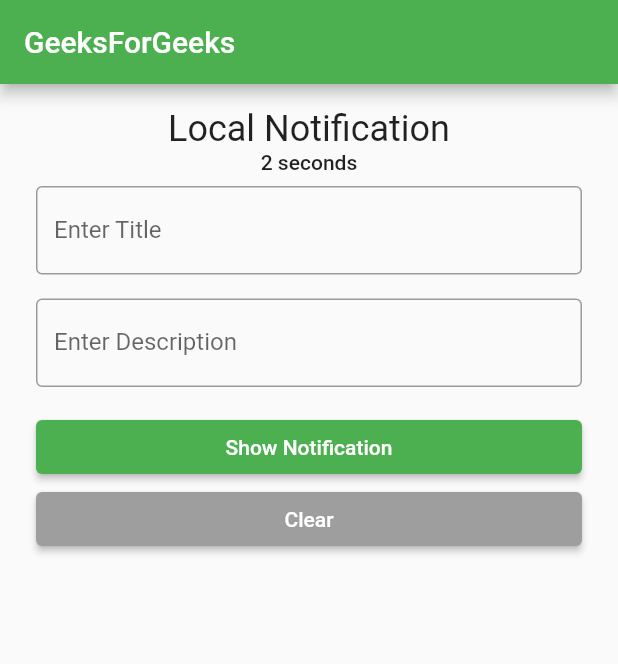
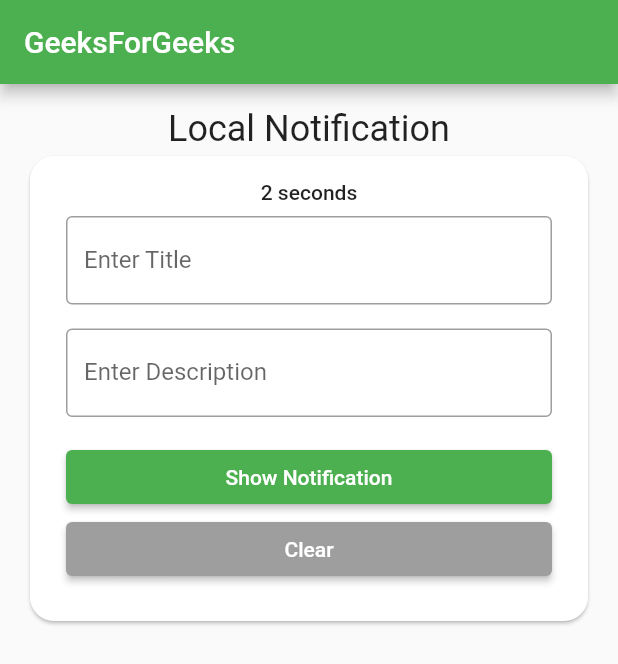
Before and after one commit to danialothman/gfg_notification, a Flutter app: the screen it shows after launch, on a phone screen of 412 x 824 dp. Shown: the top 664 px of the screen. Run offline on Flutter 3.47's test engine with Material 2 defaults, Android fonts, the phone set to English and light mode, and no system bars; our stand-ins replace flutter_local_notifications, timezone.

Commit message:
Update main.dart

```diff
--- a/lib/main.dart
+++ b/lib/main.dart
@@ -1,5 +1,6 @@
 import 'package:flutter/material.dart';
 import 'package:timezone/data/latest.dart' as tz;
+
 import 'scheduled_local_notifications/notification_service.dart';
 
 void main() {
@@ -19,14 +20,11 @@ class MyApp extends StatelessWidget {
     return MaterialApp(
       debugShowCheckedModeBanner: false,
       title: 'Flutter Demo',
-      theme: ThemeData(
-        brightness: Brightness.light,
-        primarySwatch: Colors.green
+      theme: ThemeData(brightness: Brightness.light, primarySwatch: Colors.green
           /* light theme settings */
           ),
-      darkTheme: ThemeData(
-        brightness: Brightness.dark,
-        primarySwatch: Colors.green
+      darkTheme:
+          ThemeData(brightness: Brightness.dark, primarySwatch: Colors.green
               /* dark theme settings */
               ),
       themeMode: ThemeMode.system,
@@ -72,8 +70,46 @@ class _MyHomePageState extends State<MyHomePage> {
             child: Column(
               mainAxisAlignment: MainAxisAlignment.center,
               children: [
-                Text ('Local Notification', style: Theme.of(context).textTheme.headline5,),
-                Text ('2 seconds', style: Theme.of(context).textTheme.bodyText1,),
+                Text(
+                  'Local Notification',
+                  style: Theme.of(context).textTheme.headline5,
+                ),
+                NotificationCard(
+                    notificationTitle: notificationTitle,
+                    notificationDescription: notificationDescription),
+              ],
+            ),
+          ),
+        ),
+      ),
+    );
+  }
+}
+
+class NotificationCard extends StatelessWidget {
+  const NotificationCard({
+    Key? key,
+    required this.notificationTitle,
+    required this.notificationDescription,
+  }) : super(key: key);
+
+  final TextEditingController notificationTitle;
+  final TextEditingController notificationDescription;
+
+  @override
+  Widget build(BuildContext context) {
+    return Card(
+      shape: RoundedRectangleBorder(
+        borderRadius: BorderRadius.circular(16),
+      ),
+      child: Padding(
+        padding: const EdgeInsets.all(16.0),
+        child: Column(
+          children: [
+            Text(
+              '2 seconds',
+              style: Theme.of(context).textTheme.bodyText1,
+            ),
             Padding(
               padding: const EdgeInsets.all(8.0),
               child: TextField(
@@ -101,22 +137,26 @@ class _MyHomePageState extends State<MyHomePage> {
                 crossAxisAlignment: CrossAxisAlignment.stretch,
                 children: [
                   ElevatedButton(
-                          onPressed: (){
+                      onPressed: () {
                         FocusManager.instance.primaryFocus?.unfocus();
-                          NotificationService().showNotification(1, notificationTitle.text, notificationDescription.text);
+                        NotificationService().showNotification(
+                            1,
+                            notificationTitle.text,
+                            notificationDescription.text);
                       },
                       child: const Text('Show Notification')),
                   ElevatedButton(
-                      style: ElevatedButton.styleFrom(backgroundColor: Colors.grey),
-                        onPressed: (){
+                      style: ElevatedButton.styleFrom(
+                          backgroundColor: Colors.grey),
+                      onPressed: () {
                         notificationTitle.clear();
                         notificationDescription.clear();
-                        }, child: const Text('Clear'))],),
-                ),
-
+                      },
+                      child: const Text('Clear'))
                 ],
               ),
             ),
+          ],
         ),
       ),
     );
```
Lines whose indentation alone changed are shown as unchanged.
